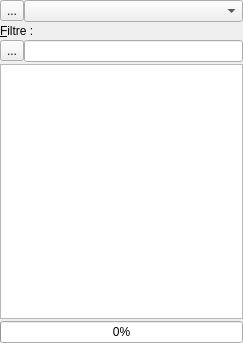
Old version of the form xinx/ui/xmlpresentationwidget.ui in the repository phoenix741/xinx.
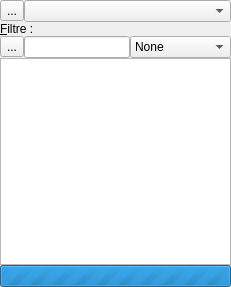
New version of the form. Icons and pictures are not drawn.

Diff of the .ui file:
```diff
--- a/xinx/ui/xmlpresentationwidget.ui
+++ b/xinx/ui/xmlpresentationwidget.ui
@@ -5,8 +5,8 @@
    <rect>
     <x>0</x>
     <y>0</y>
-    <width>243</width>
-    <height>343</height>
+    <width>231</width>
+    <height>287</height>
    </rect>
   </property>
   <property name="windowTitle" >
@@ -29,7 +29,7 @@
     <number>0</number>
    </property>
    <property name="verticalSpacing" >
-    <number>2</number>
+    <number>0</number>
    </property>
    <item row="0" column="0" >
     <widget class="QToolButton" name="m_refreshToolButton" >
@@ -41,9 +41,19 @@
      </property>
     </widget>
    </item>
-   <item row="0" column="1" >
+   <item row="0" column="1" colspan="2" >
     <widget class="QComboBox" name="m_presentationComboBox" />
    </item>
+   <item row="1" column="0" colspan="3" >
+    <widget class="QLabel" name="label" >
+     <property name="text" >
+      <string>&amp;Filtre :</string>
+     </property>
+     <property name="buddy" >
+      <cstring>m_filtreLineEdit</cstring>
+     </property>
+    </widget>
+   </item>
    <item row="2" column="0" >
     <widget class="QToolButton" name="m_clearToolButton" >
      <property name="text" >
@@ -57,7 +67,21 @@
    <item row="2" column="1" >
     <widget class="QLineEdit" name="m_filtreLineEdit" />
    </item>
-   <item row="3" column="0" colspan="2" >
+   <item row="2" column="2" >
+    <widget class="QComboBox" name="m_filterComboBox" >
+     <item>
+      <property name="text" >
+       <string>None</string>
+      </property>
+     </item>
+     <item>
+      <property name="text" >
+       <string>Sub-element</string>
+      </property>
+     </item>
+    </widget>
+   </item>
+   <item row="3" column="0" colspan="3" >
     <widget class="QTreeView" name="m_presentationTreeView" >
      <property name="dragEnabled" >
       <bool>true</bool>
@@ -67,8 +91,11 @@
      </property>
     </widget>
    </item>
-   <item row="4" column="0" colspan="2" >
+   <item row="4" column="0" colspan="3" >
     <widget class="QProgressBar" name="m_presentationProgressBar" >
+     <property name="maximum" >
+      <number>0</number>
+     </property>
      <property name="value" >
       <number>0</number>
      </property>
@@ -77,16 +104,6 @@
      </property>
     </widget>
    </item>
-   <item row="1" column="0" colspan="2" >
-    <widget class="QLabel" name="label" >
-     <property name="text" >
-      <string>&amp;Filtre :</string>
-     </property>
-     <property name="buddy" >
-      <cstring>m_filtreLineEdit</cstring>
-     </property>
-    </widget>
-   </item>
   </layout>
  </widget>
  <resources>
```
